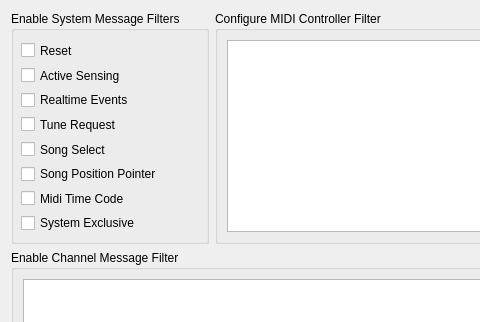
Before: the Qt Designer form src/widgets/portfiltersettingswidget.ui in dehnhardt/iconnconfig, drawn with Qt 5; both pictures show x 0 to 480 and y 0 to 322 of the 869 by 518 pixel window.
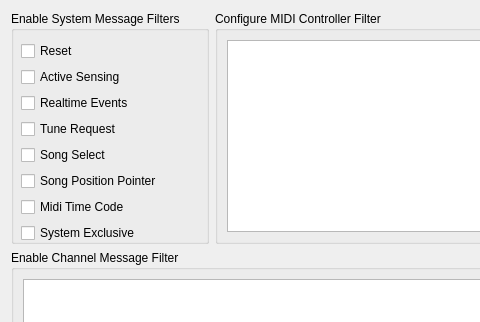
After: the same form once the commit is applied.

Commit message: added MidiChannelMessagesFilter configuration.

```diff
--- a/src/widgets/portfiltersettingswidget.ui
+++ b/src/widgets/portfiltersettingswidget.ui
@@ -73,7 +73,7 @@
         <x>10</x>
         <y>30</y>
         <width>191</width>
-        <height>191</height>
+        <height>212</height>
        </rect>
       </property>
       <layout class="QVBoxLayout" name="verticalLayout">
```
Left out of the diff: 2 changed lines with no effect on the pictures. The commit also changes 2 other files.
